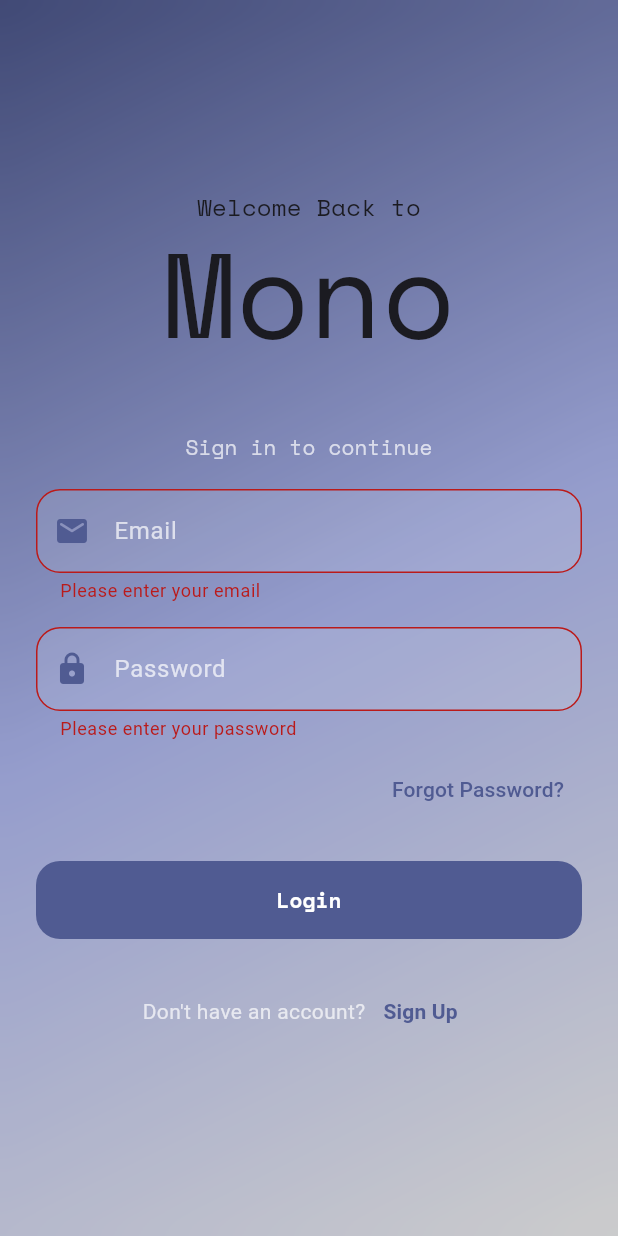
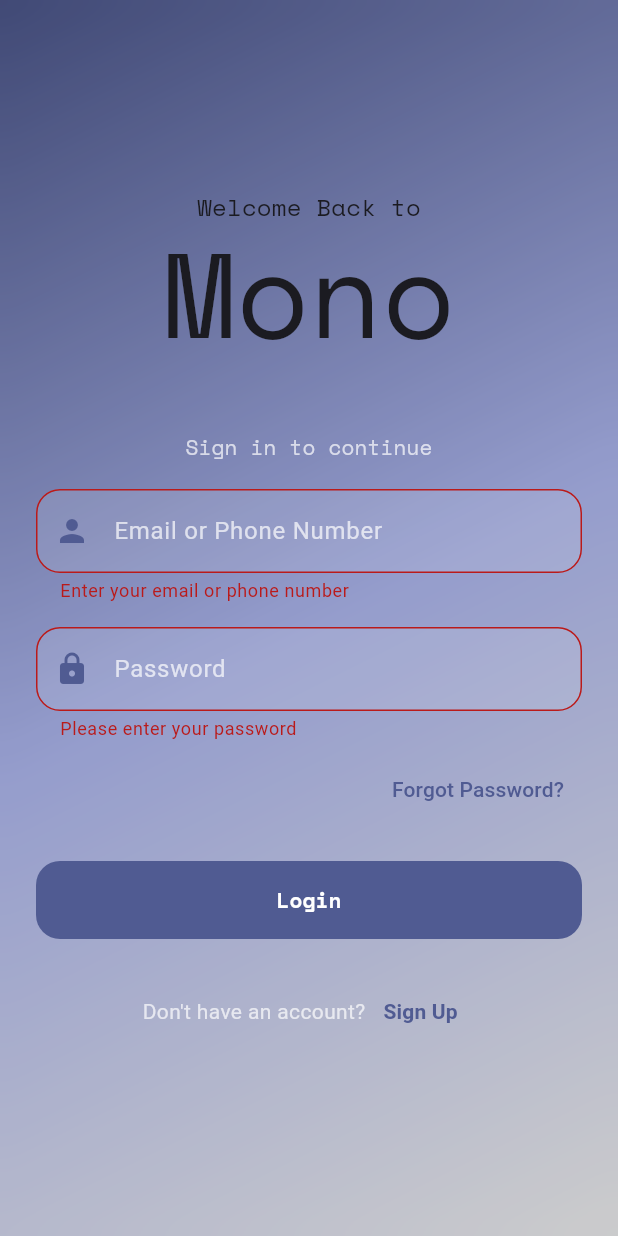
Before and after one commit to KiyarashFarahani/AP-Flutter-Project, a Flutter app: the screen it shows after launch, after a tap on "Login", on a phone screen of 412 x 824 dp. Run offline on Flutter 3.47's test engine with Material 3 defaults, Android fonts, the light colour scheme and no system bars; our stand-ins replace google_fonts.

Commit message:
feat: implement username validator and update the field to also accept phone number

```diff
--- a/frontend/mono/lib/login.dart
+++ b/frontend/mono/lib/login.dart
@@ -110,9 +110,9 @@ class _LoginState extends State<Login> {
                     TextFormField(
                       controller: _emailController,
                       decoration: InputDecoration(
-                        labelText: 'Email',
+                        labelText: 'Email or Phone Number',
                         prefixIcon: Icon(
-                          Icons.email_rounded,
+                          Icons.person,
                           color: colorScheme.primary,
                         ),
                         border: OutlineInputBorder(
@@ -138,12 +138,15 @@ class _LoginState extends State<Login> {
                       keyboardType: TextInputType.emailAddress,
                       validator: (value) {
                         if (value == null || value.isEmpty) {
-                          return 'Please enter your email';
+                          return 'Enter your email or phone number';
                         }
-                        if (!RegExp(r'\S+@\S+\.\S+').hasMatch(value)) {
-                          return 'Please enter a valid email address';
+                        final emailRegex = RegExp(r'^[\w\.-]+@[\w\.-]+\.\w+$');
+                        final phoneRegex = RegExp(r'^\+?\d{10,15}$');
+
+                        if (emailRegex.hasMatch(value) || phoneRegex.hasMatch(value)) {
+                          return null;
                         }
-                        return null;
+                        return 'Enter a valid email or phone number';
                       },
                     ),
                     const SizedBox(height: 16),
```
